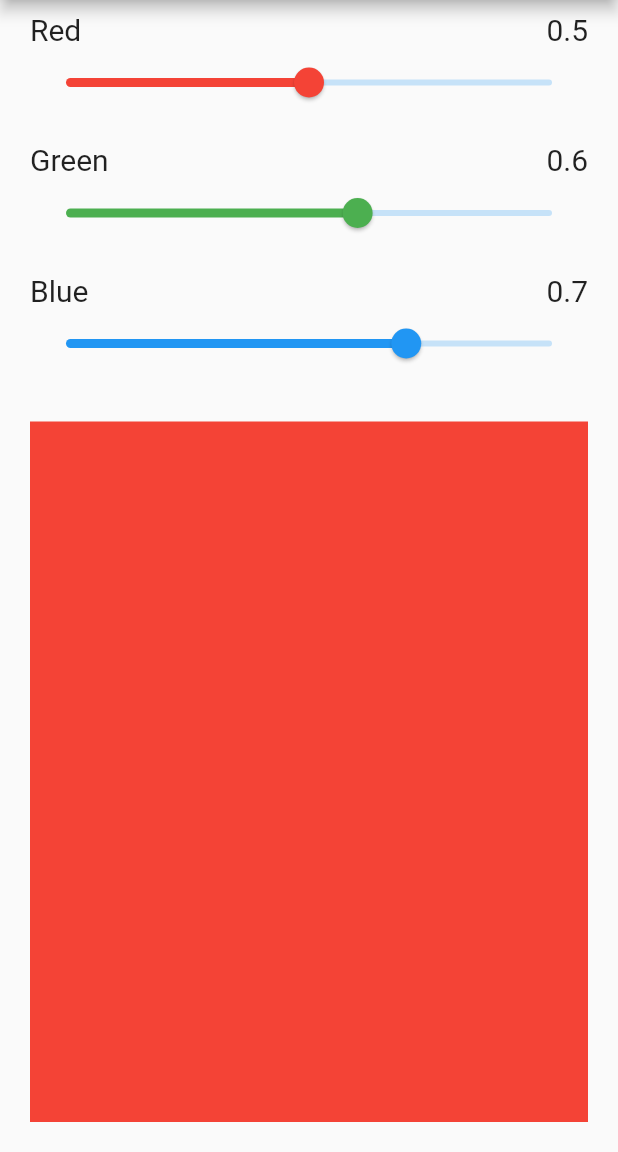
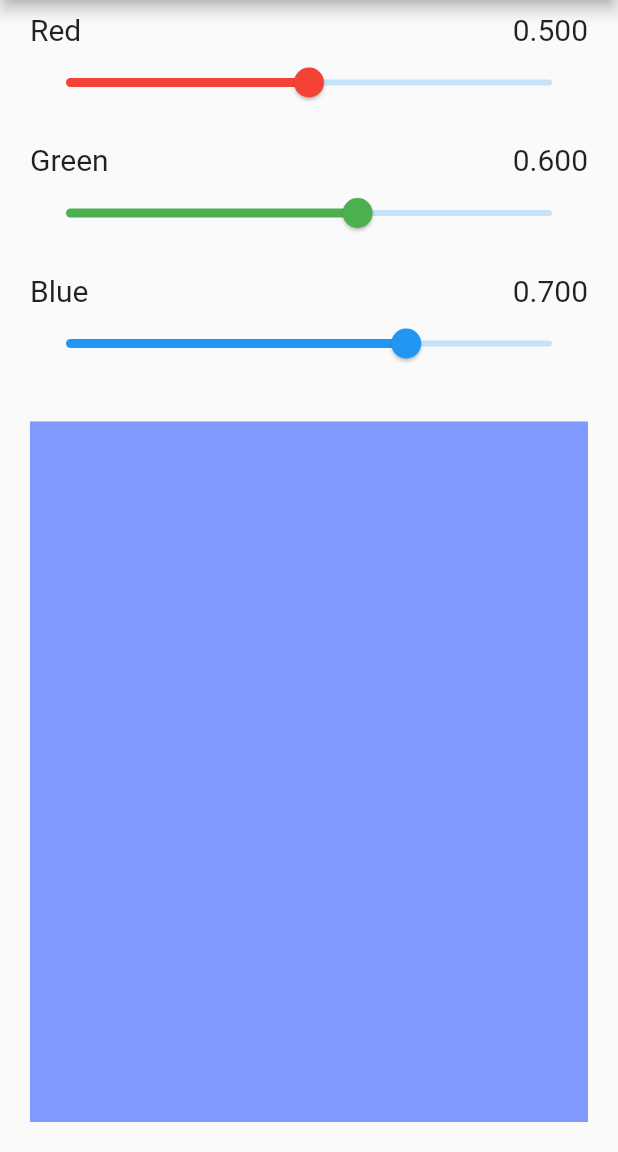
Before and after one commit to rhit-yiny1/ColorSliders, a Flutter app: the screen it shows after launch, on a phone screen of 412 x 824 dp, the part 84-1236 px from its top. Run offline on Flutter 3.47's test engine with Material 2 defaults, Android fonts, the light colour scheme and no system bars.

Commit message:
finished dev color slider

```diff
--- a/color_sliders/lib/color_slider_component.dart
+++ b/color_sliders/lib/color_slider_component.dart
@@ -4,12 +4,14 @@ class ColorSlider extends StatelessWidget {
   final String title;
   final double value;
   final MaterialColor color;
+  final Function onChange;
 
   const ColorSlider(
       {super.key,
       required this.title,
       required this.value,
-      required this.color});
+      required this.color,
+      required this.onChange});
 
   @override
   Widget build(BuildContext context) {
@@ -26,18 +28,19 @@ class ColorSlider extends StatelessWidget {
                 style: const TextStyle(fontSize: 20.0),
               ),
               Text(
-                "$value",
+                value.toStringAsFixed(3),
                 style: const TextStyle(fontSize: 20.0),
               ),
             ],
           ),
           Slider(
             value: value,
+            //divisions: 1000,
             thumbColor: color,
             activeColor: color,
             //inactiveColor: Colors.yellow,
             onChanged: (double value) {
-              print("ok");
+              onChange(value);
             },
           )
         ],
--- a/color_sliders/lib/color_sliders_page.dart
+++ b/color_sliders/lib/color_sliders_page.dart
@@ -20,13 +20,39 @@ class _MyWidgetState extends State<MyWidget> {
         ),
         body: Column(
           children: [
-            ColorSlider(title: "Red", value: redValue, color: Colors.red),
-            ColorSlider(title: "Green", value: greenValue, color: Colors.green),
-            ColorSlider(title: "Blue", value: blueValue, color: Colors.blue),
+            ColorSlider(
+                title: "Red",
+                value: redValue,
+                color: Colors.red,
+                onChange: (newValue) {
+                  setState(() {
+                    redValue = newValue;
+                  });
+                }),
+            ColorSlider(
+                title: "Green",
+                value: greenValue,
+                color: Colors.green,
+                onChange: (newValue) {
+                  setState(() {
+                    greenValue = newValue;
+                  });
+                }),
+            ColorSlider(
+              title: "Blue",
+              value: blueValue,
+              color: Colors.blue,
+              onChange: (newValue) {
+                setState(() {
+                  blueValue = newValue;
+                });
+              },
+            ),
             Expanded(
               child: Container(
                 margin: EdgeInsets.all(20.0),
-                color: Colors.red,
+                color: Color.fromRGBO((redValue * 255).round(),
+                    (greenValue * 255).round(), (blueValue.round() * 255), 1.0),
               ),
             )
           ],
```
Also changed, not shown: 1 other file.
